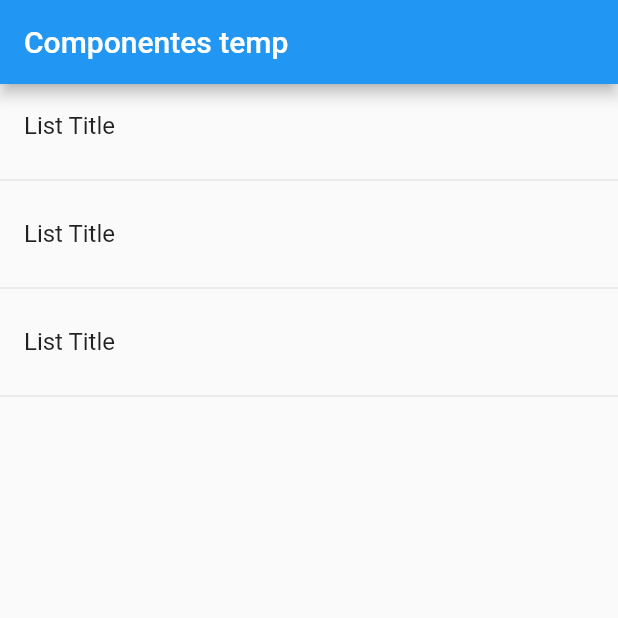
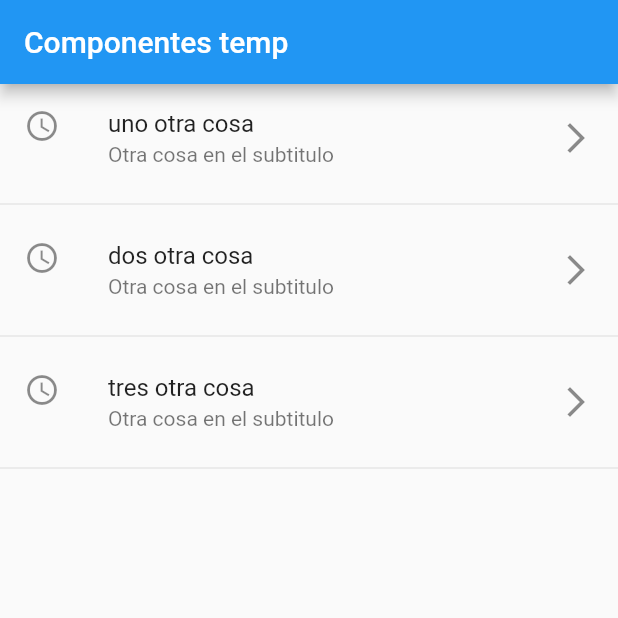
Before and after one commit to RodrigoScott/components, a Flutter app: the screen it shows after launch, on a phone screen of 412 x 824 dp, the top half of it. Run offline on Flutter 3.47's test engine with Material 2 defaults, Android fonts, the phone set to English and light mode, and no system bars.

Commit message:
Create list whit icons

```diff
--- a/lib/src/pages/home_tempo.dart
+++ b/lib/src/pages/home_tempo.dart
@@ -1,25 +1,58 @@
 import 'package:flutter/material.dart';
 
 class HomePageTemp extends StatelessWidget {
+
+  final  opciones = ['uno','dos','tres'];
+
   @override
   Widget build(BuildContext context) {
     return Scaffold(
       appBar: AppBar(title: Text('Componentes temp'),
       ),
       body: ListView(
-        children: <Widget>[
-          ListTile( title: Text('List Title'),
-          ),
-          Divider(),
-          ListTile( title: Text('List Title'),
-          ),
-          Divider(),
-          ListTile( title: Text('List Title'),
-          ),
-          Divider(),
-
-        ],
+        children: _CrearItemCorto()
       ),
     );
   }
+
+ List<Widget> _crearItem(){
+
+    List<Widget> lista = new List<Widget>();
+
+    for(var opt in opciones){
+
+      final tempWidget = ListTile(
+        title: Text(opt),
+
+      );
+      lista..add(tempWidget)
+           ..add(Divider());
+
+    }
+    return lista;
+ }
+
+ List<Widget> _CrearItemCorto(){
+
+  return opciones.map((item){
+
+    return Column(
+      children: <Widget>[
+        ListTile(
+          title: Text(item +' otra cosa'),
+          subtitle: Text('Otra cosa en el subtitulo'),
+          leading: Icon(Icons.access_time),
+          trailing: Icon(Icons.arrow_forward_ios),
+          onTap: (){},
+
+        ),
+        Divider()
+      ],
+    );
+
+  }).toList();
+
+ }
+
+
 }
```
